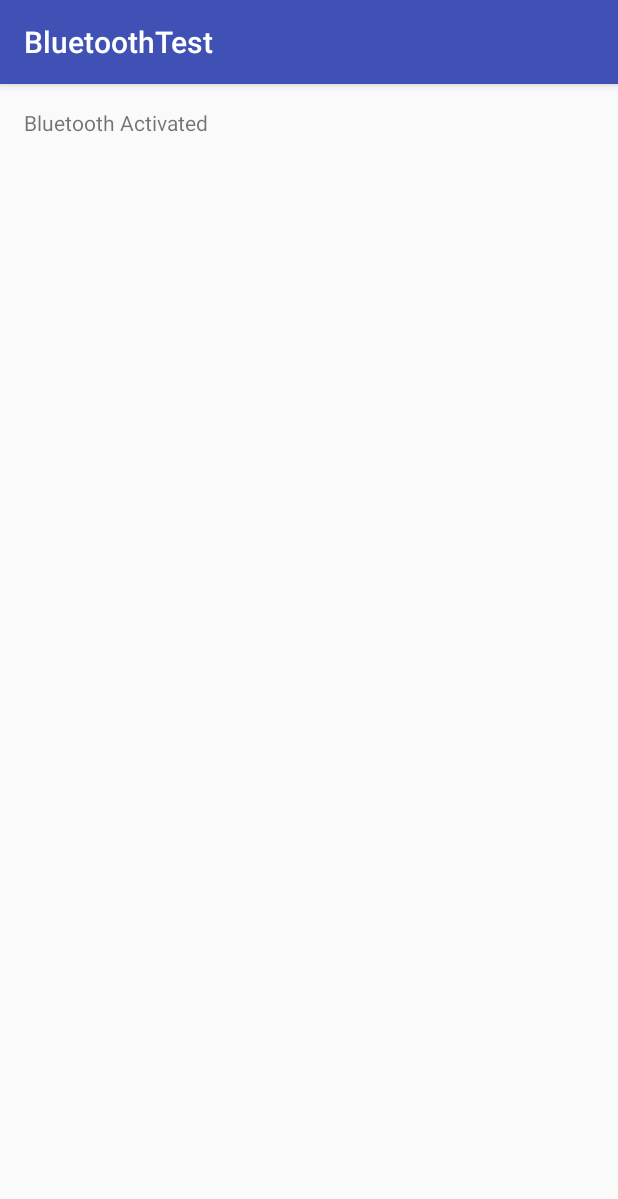
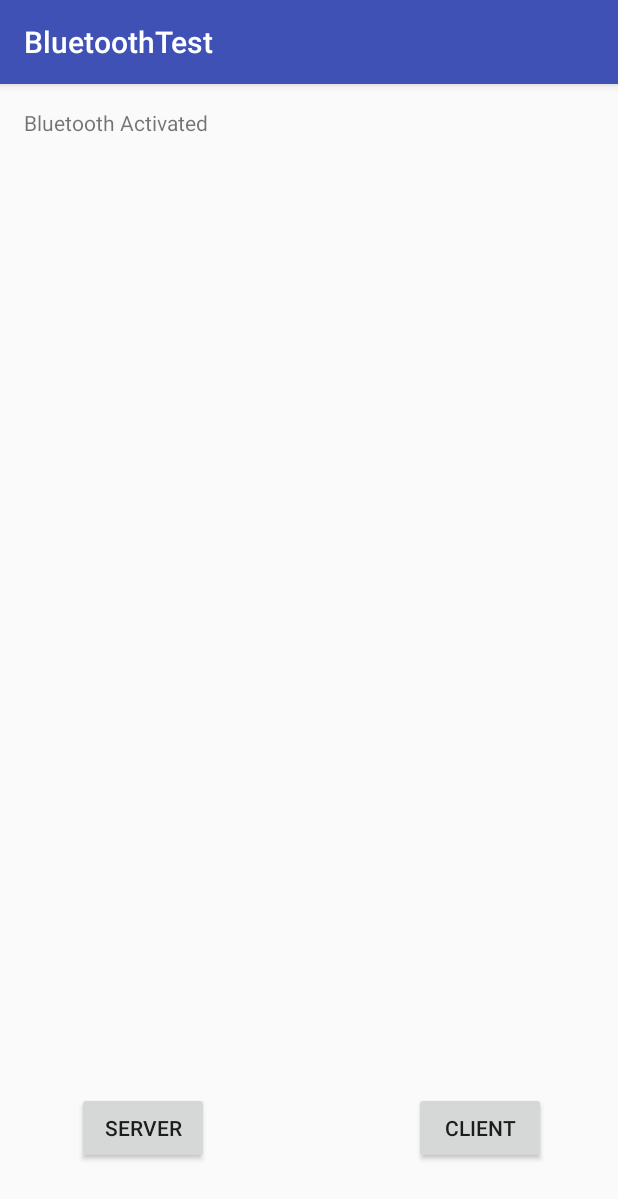
Before and after one commit to PYates77/AdvancedHud, an Android app: the screen it shows after launch (MainActivity), on a phone screen of 412 x 824 dp. Shown: the top 1199 px of the screen. Run offline under Robolectric (Android 15) with nearby library versions, the phone set to English and light mode, and no system bars; 2 statements that could not run were skipped.

Commit message:
working on buttons

```diff
--- a/BluetoothTest/app/src/main/java/paul/bluetoothtest/MainActivity.java
+++ b/BluetoothTest/app/src/main/java/paul/bluetoothtest/MainActivity.java
@@ -11,6 +11,7 @@ import android.content.IntentFilter;
 import android.support.v7.app.AppCompatActivity;
 import android.os.Bundle;
 import android.util.Log;
+import android.widget.Button;
 import android.widget.TextView;
 
 import java.io.IOException;
@@ -25,7 +26,10 @@ import java.util.UUID;
 public class MainActivity extends AppCompatActivity {
 
     TextView mainText;
+    Button serverButton;
+    Button clientButton;
     BluetoothAdapter mBluetoothAdapter;
+    Thread btThread;
 
     @Override
     protected void onCreate(Bundle savedInstanceState) {
@@ -37,6 +41,11 @@ public class MainActivity extends AppCompatActivity {
         registerReceiver(mReceiver, filter);
 
         mainText = (TextView) findViewById(R.id.textview_main);
+        serverButton = (Button) findViewById(R.id.button_server);
+        clientButton = (Button) findViewById(R.id.button_client);
+
+        serverButton.setOnClickListener(serverButtonListener);
+        clientButton.setOnClickListener(clientButtonListener);
 
         mBluetoothAdapter = BluetoothAdapter.getDefaultAdapter();
         if (mBluetoothAdapter == null ) {
@@ -89,7 +98,7 @@ public class MainActivity extends AppCompatActivity {
 
     private class AcceptThread extends Thread {
         String NAME;
-        UUID MY_UUID;
+        UUID MY_UUID = UUID.fromString("8ada5a10-efdf-11e6-9598-0800200c9a66");
         String MY_TAG = "AcceptThread";
 
 
@@ -137,4 +146,6 @@ public class MainActivity extends AppCompatActivity {
             }
         }
     }
+
+
 }
--- a/BluetoothTest/app/src/main/res/layout/activity_main.xml
+++ b/BluetoothTest/app/src/main/res/layout/activity_main.xml
@@ -15,4 +15,27 @@
         android:layout_height="wrap_content"
         android:text="Hello World!"
         android:id="@+id/textview_main" />
+
+    <Button
+        android:text="Client"
+        android:layout_width="wrap_content"
+        android:layout_height="wrap_content"
+        android:layout_alignBottom="@+id/button_server"
+        android:layout_alignParentRight="true"
+        android:layout_alignParentEnd="true"
+        android:layout_marginRight="32dp"
+        android:layout_marginEnd="32dp"
+        android:id="@+id/button_client" />
+
+    <Button
+        android:text="Server"
+        android:layout_width="wrap_content"
+        android:layout_height="wrap_content"
+        android:layout_marginLeft="35dp"
+        android:layout_marginStart="35dp"
+        android:layout_marginBottom="32dp"
+        android:id="@+id/button_server"
+        android:layout_alignParentBottom="true"
+        android:layout_alignParentLeft="true"
+        android:layout_alignParentStart="true" />
 </RelativeLayout>
```
